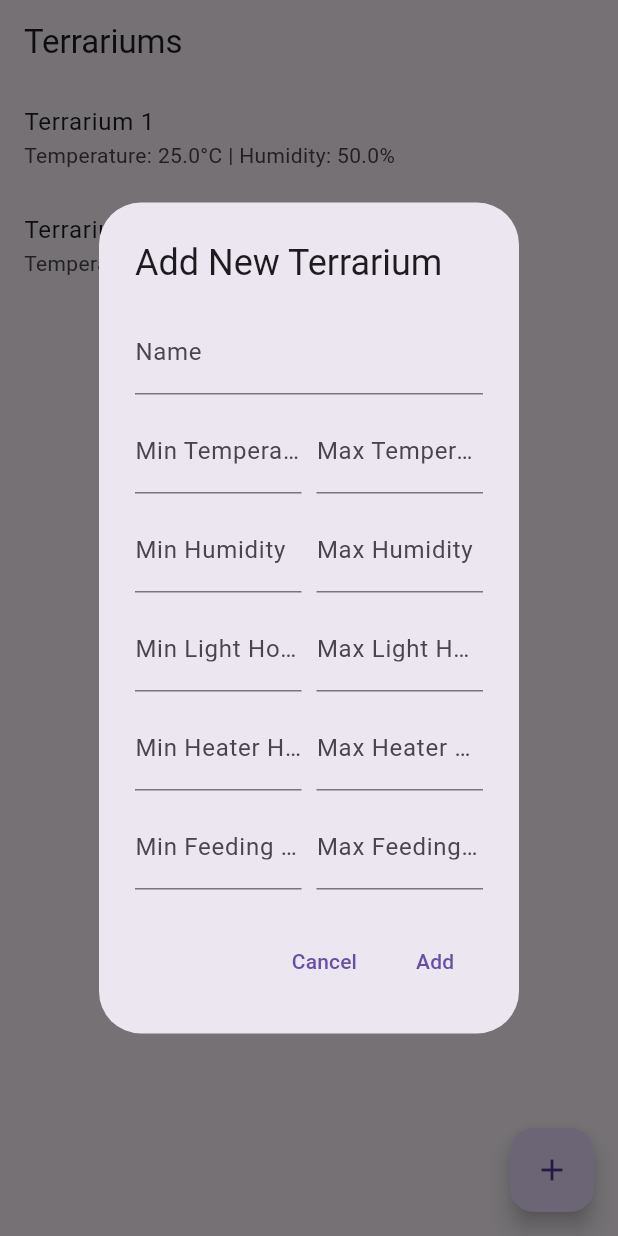
After one commit to pedroarruda07/smart-terrariums, a Flutter app: the TerrariumsPage screen opened directly, after a tap on the "add" icon, on a phone screen of 412 x 824 dp. The commit adds this screen. Run offline on Flutter 3.47's test engine with Material 3 defaults, Android fonts, the phone set to English and light mode, and no system bars.

Commit message:
Adding and displaying Terrariums

```diff
--- /dev/null
+++ b/lib/AddTerrariumDialog.dart
@@ -0,0 +1,172 @@
+import 'package:flutter/material.dart';
+import 'terrarium.dart';
+
+class AddTerrariumDialog extends StatefulWidget {
+  final Function(Terrarium) onTerrariumAdded;
+
+  const AddTerrariumDialog({Key? key, required this.onTerrariumAdded}) : super(key: key);
+
+  @override
+  _AddTerrariumDialogState createState() => _AddTerrariumDialogState();
+}
+
+class _AddTerrariumDialogState extends State<AddTerrariumDialog> {
+  TextEditingController nameController = TextEditingController();
+  TextEditingController minTemperatureController = TextEditingController();
+  TextEditingController maxTemperatureController = TextEditingController();
+  TextEditingController minHumidityController = TextEditingController();
+  TextEditingController maxHumidityController = TextEditingController();
+  TextEditingController minLightHoursController = TextEditingController();
+  TextEditingController maxLightHoursController = TextEditingController();
+  TextEditingController minHeaterHoursController = TextEditingController();
+  TextEditingController maxHeaterHoursController = TextEditingController();
+  TextEditingController minFeedingHoursController = TextEditingController();
+  TextEditingController maxFeedingHoursController = TextEditingController();
+
+  @override
+  Widget build(BuildContext context) {
+    return AlertDialog(
+      title: Text('Add New Terrarium'),
+      content: SingleChildScrollView(
+        child: Column(
+          mainAxisSize: MainAxisSize.min,
+          children: [
+            TextFormField(
+              controller: nameController,
+              decoration: InputDecoration(labelText: 'Name'),
+            ),
+            SizedBox(height: 10),
+            Row(
+              children: [
+                Expanded(
+                  child: TextFormField(
+                    controller: minTemperatureController,
+                    keyboardType: TextInputType.number,
+                    decoration: InputDecoration(labelText: 'Min Temperature'),
+                  ),
+                ),
+                SizedBox(width: 10),
+                Expanded(
+                  child: TextFormField(
+                    controller: maxTemperatureController,
+                    keyboardType: TextInputType.number,
+                    decoration: InputDecoration(labelText: 'Max Temperature'),
+                  ),
+                ),
+              ],
+            ),
+            SizedBox(height: 10),
+            Row(
+              children: [
+                Expanded(
+                  child: TextFormField(
+                    controller: minHumidityController,
+                    keyboardType: TextInputType.number,
+                    decoration: InputDecoration(labelText: 'Min Humidity'),
+                  ),
+                ),
+                SizedBox(width: 10),
+                Expanded(
+                  child: TextFormField(
+                    controller: maxHumidityController,
+                    keyboardType: TextInputType.number,
+                    decoration: InputDecoration(labelText: 'Max Humidity'),
+                  ),
+                ),
+              ],
+            ),
+            SizedBox(height: 10),
+            Row(
+              children: [
+                Expanded(
+                  child: TextFormField(
+                    controller: minLightHoursController,
+                    keyboardType: TextInputType.number,
+                    decoration: InputDecoration(labelText: 'Min Light Hours'),
+                  ),
+                ),
+                SizedBox(width: 10),
+                Expanded(
+                  child: TextFormField(
+                    controller: maxLightHoursController,
+                    keyboardType: TextInputType.number,
+                    decoration: InputDecoration(labelText: 'Max Light Hours'),
+                  ),
+                ),
+              ],
+            ),
+            SizedBox(height: 10),
+            Row(
+              children: [
+                Expanded(
+                  child: TextFormField(
+                    controller: minHeaterHoursController,
+                    keyboardType: TextInputType.number,
+                    decoration: InputDecoration(labelText: 'Min Heater Hours'),
+                  ),
+                ),
+                SizedBox(width: 10),
+                Expanded(
+                  child: TextFormField(
+                    controller: maxHeaterHoursController,
+                    keyboardType: TextInputType.number,
+                    decoration: InputDecoration(labelText: 'Max Heater Hours'),
+                  ),
+                ),
+              ],
+            ),
+            SizedBox(height: 10),
+            Row(
+              children: [
+                Expanded(
+                  child: TextFormField(
+                    controller: minFeedingHoursController,
+                    keyboardType: TextInputType.number,
+                    decoration: InputDecoration(labelText: 'Min Feeding Hours'),
+                  ),
+                ),
+                SizedBox(width: 10),
+                Expanded(
+                  child: TextFormField(
+                    controller: maxFeedingHoursController,
+                    keyboardType: TextInputType.number,
+                    decoration: InputDecoration(labelText: 'Max Feeding Hours'),
+                  ),
+                ),
+              ],
+            ),
+          ],
+        ),
+      ),
+      actions: <Widget>[
+        TextButton(
+          onPressed: () {
+            Navigator.of(context).pop();
+          },
+          child: Text('Cancel'),
+        ),
+        TextButton(
+          onPressed: () {
+            // Validate and save form data
+            final newTerrarium = Terrarium(
+              name: nameController.text,
+              minTemperature: double.parse(minTemperatureController.text),
+              maxTemperature: double.parse(maxTemperatureController.text),
+              minHumidity: double.parse(minHumidityController.text),
+              maxHumidity: double.parse(maxHumidityController.text),
+              minLightHours: int.parse(minLightHoursController.text),
+              maxLightHours: int.parse(maxLightHoursController.text),
+              minHeaterHours: int.parse(minHeaterHoursController.text),
+              maxHeaterHours: int.parse(maxHeaterHoursController.text),
+              minFeedingHours: int.parse(minFeedingHoursController.text),
+              maxFeedingHours: int.parse(maxFeedingHoursController.text),
+            );
+            widget.onTerrariumAdded(newTerrarium);
+            Navigator.of(context).pop();
+          },
+          child: Text('Add'),
+        ),
+      ],
+    );
+  }
+}
--- /dev/null
+++ b/lib/LoginPage.dart
@@ -0,0 +1,77 @@
+import 'package:flutter/material.dart';
+import 'TerrariumPage.dart';
+
+
+class LoginPage extends StatefulWidget {
+  const LoginPage({Key? key});
+
+  @override
+  _LoginPageState createState() => _LoginPageState();
+}
+
+class _LoginPageState extends State<LoginPage> {
+  TextEditingController _usernameController = TextEditingController();
+  TextEditingController _passwordController = TextEditingController();
+
+  void _login() {
+    String username = _usernameController.text;
+    String password = _passwordController.text;
+
+    // Dummy authentication logic
+    if (username == 'admin' && password == 'password') {
+      // Navigate to home screen with terrariums list
+      Navigator.pushReplacement(
+        context,
+        MaterialPageRoute(builder: (context) => TerrariumsPage()),
+      );
+    } else {
+      // Show error message for invalid credentials
+      showDialog(
+        context: context,
+        builder: (context) => AlertDialog(
+          title: const Text('Error'),
+          content: const Text('Invalid username or password.'),
+          actions: <Widget>[
+            TextButton(
+              onPressed: () {
+                Navigator.of(context).pop();
+              },
+              child: const Text('OK'),
+            ),
+          ],
+        ),
+      );
+    }
+  }
+
+  @override
+  Widget build(BuildContext context) {
+    return Scaffold(
+      appBar: AppBar(
+        title: const Text('Login'),
+      ),
+      body: Padding(
+        padding: const EdgeInsets.all(16.0),
+        child: Column(
+          mainAxisAlignment: MainAxisAlignment.center,
+          children: <Widget>[
+            TextField(
+              controller: _usernameController,
+              decoration: const InputDecoration(labelText: 'Username'),
+            ),
+            TextField(
+              controller: _passwordController,
+              obscureText: true,
+              decoration: const InputDecoration(labelText: 'Password'),
+            ),
+            const SizedBox(height: 20),
+            ElevatedButton(
+              onPressed: _login,
+              child: const Text('Login'),
+            ),
+          ],
+        ),
+      ),
+    );
+  }
+}
--- /dev/null
+++ b/lib/Terrarium.dart
@@ -0,0 +1,27 @@
+class Terrarium {
+  final String name;
+  final double minTemperature;
+  final double maxTemperature;
+  final double minHumidity;
+  final double maxHumidity;
+  final int minLightHours;
+  final int maxLightHours;
+  final int minHeaterHours;
+  final int maxHeaterHours;
+  final int minFeedingHours;
+  final int maxFeedingHours;
+
+  Terrarium({
+    required this.name,
+    required this.minTemperature,
+    required this.maxTemperature,
+    required this.minHumidity,
+    required this.maxHumidity,
+    required this.minLightHours,
+    required this.maxLightHours,
+    required this.minHeaterHours,
+    required this.maxHeaterHours,
+    required this.minFeedingHours,
+    required this.maxFeedingHours,
+  });
+}
--- /dev/null
+++ b/lib/TerrariumPage.dart
@@ -0,0 +1,85 @@
+import 'package:flutter/material.dart';
+import 'package:scmu_app/AddTerrariumDialog.dart';
+import 'terrarium.dart';
+
+class TerrariumsPage extends StatefulWidget {
+  const TerrariumsPage({Key? key}) : super(key: key);
+
+  @override
+  _TerrariumsPageState createState() => _TerrariumsPageState();
+}
+
+class _TerrariumsPageState extends State<TerrariumsPage> {
+  final List<Terrarium> terrariums = [
+    Terrarium(
+      name: 'Terrarium 1',
+      minTemperature: 25.0,
+      maxTemperature: 28.0,
+      minHumidity: 50.0,
+      maxHumidity: 60.0,
+      minLightHours: 10,
+      maxLightHours: 12,
+      minHeaterHours: 6,
+      maxHeaterHours: 8,
+      minFeedingHours: 2,
+      maxFeedingHours: 3,
+    ),
+    Terrarium(
+      name: 'Terrarium 2',
+      minTemperature: 20.0,
+      maxTemperature: 30.0,
+      minHumidity: 40.0,
+      maxHumidity: 70.0,
+      minLightHours: 8,
+      maxLightHours: 14,
+      minHeaterHours: 5,
+      maxHeaterHours: 10,
+      minFeedingHours: 1,
+      maxFeedingHours: 4,
+    ),
+  ];
+
+
+  @override
+  Widget build(BuildContext context) {
+    return Scaffold(
+      appBar: AppBar(
+        title: const Text('Terrariums'),
+      ),
+      body: ListView.builder(
+        itemCount: terrariums.length,
+        itemBuilder: (context, index) {
+          final terrarium = terrariums[index];
+          return ListTile(
+            title: Text(terrarium.name),
+            subtitle: Text('Temperature: ${terrarium.minTemperature}°C | Humidity: ${terrarium.minHumidity}%'),
+            onTap: () {
+              // Navigate to details page or perform any action on terrarium selection
+            },
+          );
+        },
+      ),
+      floatingActionButton: FloatingActionButton(
+        onPressed: () {
+          _showAddTerrariumDialog(context);
+        },
+        child: Icon(Icons.add),
+      ),
+    );
+  }
+
+  void _showAddTerrariumDialog(BuildContext context) {
+    showDialog(
+      context: context,
+      builder: (BuildContext context) {
+        return AddTerrariumDialog(
+          onTerrariumAdded: (newTerrarium) {
+            setState(() {
+              terrariums.add(newTerrarium);
+            });
+          },
+        );
+      },
+    );
+  }
+}
--- a/lib/main.dart
+++ b/lib/main.dart
@@ -1,4 +1,6 @@
 import 'package:flutter/material.dart';
+
+import 'LoginPage.dart';
 
 void main() {
   runApp(const MyApp());
@@ -10,7 +12,7 @@ class MyApp extends StatelessWidget {
   @override
   Widget build(BuildContext context) {
     return MaterialApp(
-      title: 'Flutter Login Demo',
+      title: 'Terrarium App',
       theme: ThemeData(
         primarySwatch: Colors.blue,
       ),
@@ -18,93 +20,3 @@ class MyApp extends StatelessWidget {
     );
   }
 }
-
-class LoginPage extends StatefulWidget {
-  const LoginPage({Key? key});
-
-  @override
-  _LoginPageState createState() => _LoginPageState();
-}
-
-class _LoginPageState extends State<LoginPage> {
-  TextEditingController _usernameController = TextEditingController();
-  TextEditingController _passwordController = TextEditingController();
-
-  void _login() {
-    String username = _usernameController.text;
-    String password = _passwordController.text;
-
-    // Here you would implement your authentication logic
-    if (username == 'admin' && password == 'password') {
-      // Navigate to home screen or perform any other actions upon successful login
-      Navigator.pushReplacement(
-        context,
-        MaterialPageRoute(builder: (context) => const HomePage()),
-      );
-    } else {
-      // Show error message for invalid credentials
-      showDialog(
-        context: context,
-        builder: (context) => AlertDialog(
-          title: const Text('Error'),
-          content: const Text('Invalid username or password.'),
-          actions: <Widget>[
-            TextButton(
-              onPressed: () {
-                Navigator.of(context).pop();
-              },
-              child: const Text('OK'),
-            ),
-          ],
-        ),
-      );
-    }
-  }
-
-  @override
-  Widget build(BuildContext context) {
-    return Scaffold(
-      appBar: AppBar(
-        title: const Text('Login'),
-      ),
-      body: Padding(
-        padding: const EdgeInsets.all(16.0),
-        child: Column(
-          mainAxisAlignment: MainAxisAlignment.center,
-          children: <Widget>[
-            TextField(
-              controller: _usernameController,
-              decoration: const InputDecoration(labelText: 'Username'),
-            ),
-            TextField(
-              controller: _passwordController,
-              obscureText: true,
-              decoration: const InputDecoration(labelText: 'Password'),
-            ),
-            const SizedBox(height: 20),
-            ElevatedButton(
-              onPressed: _login,
-              child: const Text('Login'),
-            ),
-          ],
-        ),
-      ),
-    );
-  }
-}
-
-class HomePage extends StatelessWidget {
-  const HomePage({Key? key});
-
-  @override
-  Widget build(BuildContext context) {
-    return Scaffold(
-      appBar: AppBar(
-        title: const Text('Home'),
-      ),
-      body: const Center(
-        child: Text('Welcome!'),
-      ),
-    );
-  }
-}
```
